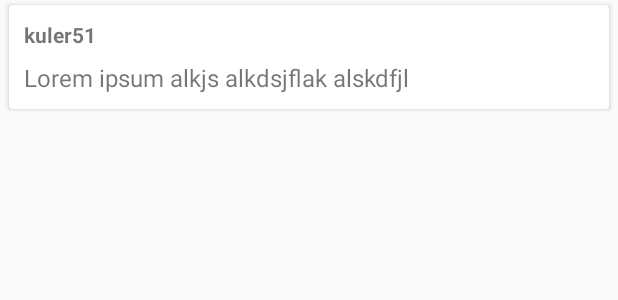
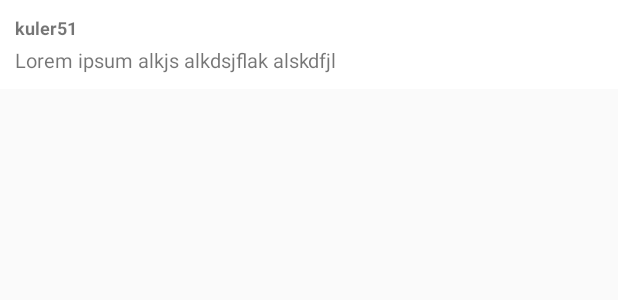
Before and after one commit to matthewrkula/RedditAlive, an Android app: the layout list_item_comment.xml on its own in the app's theme, with its tools: preview values and no code run, on a phone screen of 412 x 824 dp. Shown: the top 300 px of the screen. Run offline under Robolectric (Android 15) with nearby library versions, the phone set to English and light mode, and no system bars.

Commit message:
Comment responses look okay

```diff
--- a/app/src/main/res/layout/list_item_comment.xml
+++ b/app/src/main/res/layout/list_item_comment.xml
@@ -1,18 +1,15 @@
 <?xml version="1.0" encoding="utf-8"?>
-<FrameLayout xmlns:android="http://schemas.android.com/apk/res/android"
+
+<LinearLayout
+    xmlns:android="http://schemas.android.com/apk/res/android"
+    android:background="@android:color/darker_gray"
+    android:orientation="vertical"
     android:layout_width="match_parent"
     android:layout_height="wrap_content">
 
-<android.support.v7.widget.CardView
-    android:layout_width="match_parent"
-    android:layout_height="wrap_content"
-    android:layout_marginTop="3dp"
-    android:layout_marginLeft="6dp"
-    android:layout_marginRight="6dp"
-    android:layout_marginBottom="3dp">
-
     <LinearLayout
         android:orientation="vertical"
+        android:background="@android:color/background_light"
         android:layout_width="match_parent"
         android:layout_height="wrap_content"
         android:padding="10dp">
@@ -21,7 +18,7 @@
             android:id="@+id/tv_comment_author"
             android:layout_width="wrap_content"
             android:layout_height="wrap_content"
-            android:textSize="14sp"
+            android:textSize="12sp"
             android:textStyle="bold"
             android:text="kuler51"/>
 
@@ -29,10 +26,9 @@
             android:id="@+id/tv_comment_body"
             android:layout_width="wrap_content"
             android:layout_height="wrap_content"
-            android:layout_marginTop="8dp"
-            android:textSize="16sp"
+            android:layout_marginTop="4dp"
+            android:textSize="13sp"
             android:text="Lorem ipsum alkjs alkdsjflak alskdfjl"/>
 
     </LinearLayout>
-</android.support.v7.widget.CardView>
-</FrameLayout>
+</LinearLayout>
```
Also changed, not shown: app/src/main/java/com/mattkula/redditalive/listadapters/CommentListAdapter.java (+14 -4 lines).
